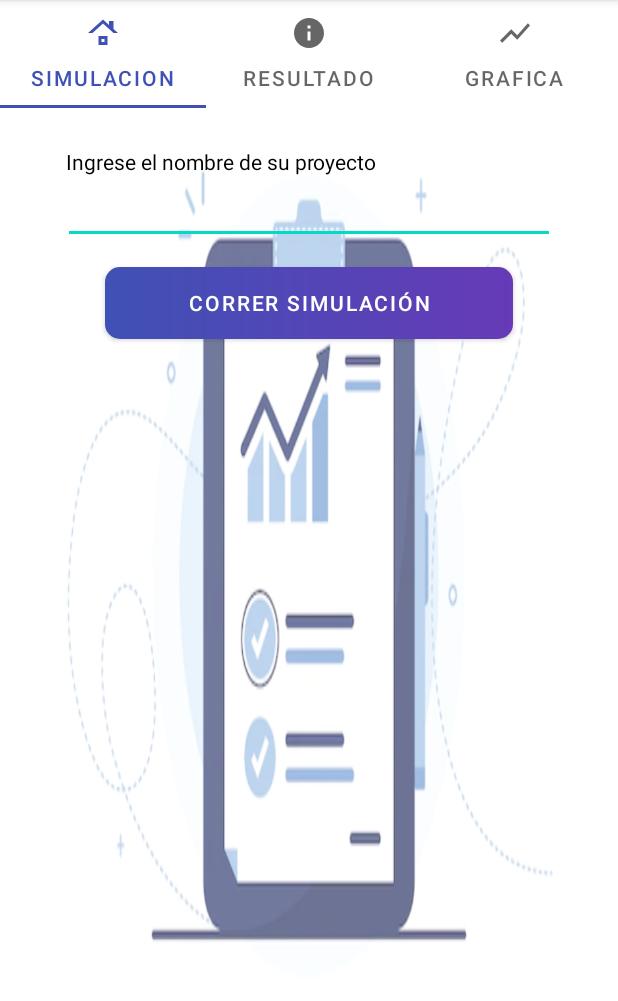
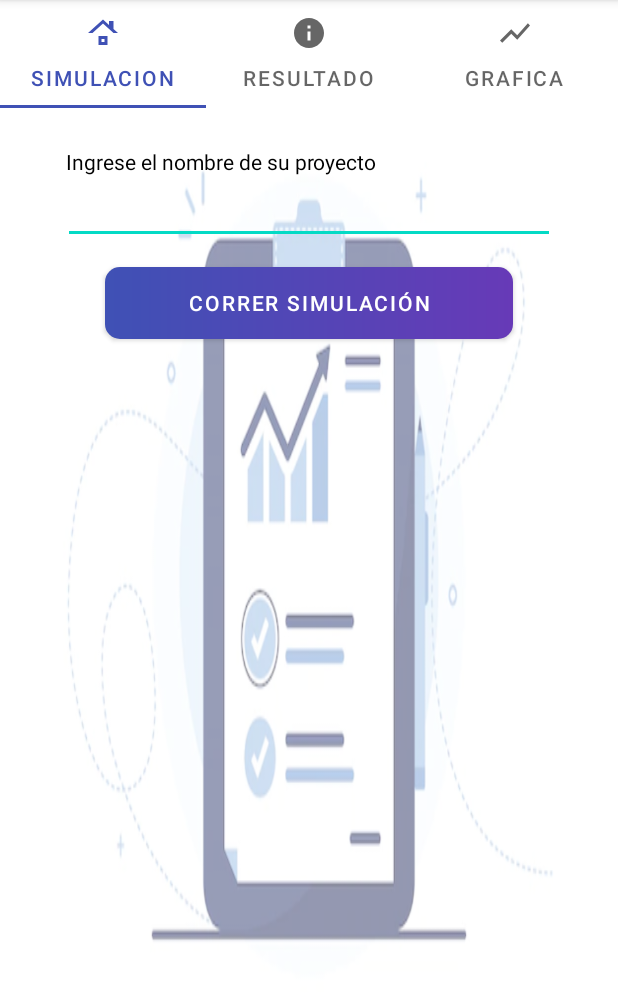
Before and after one commit to borisumss/SimuladorPlanDeNegocios, an Android app: the screen it shows after launch (MenuSimulacion2), after a tap on "INICIAR SIMULACION PLAN DE NEGOCIOS", on a phone screen of 412 x 824 dp, the part 84-1085 px from its top. Run offline under Robolectric (Android 15) with nearby library versions, the phone set to English and light mode, and no system bars; our stand-ins replace Firebase (no records; nobody signed in at launch, a user with empty details on screens opened directly); libraries missing offline, so code that uses them is left out: com.itextpdf.text.

```diff
--- a/app/src/main/res/layout/fragment_simulacion.xml
+++ b/app/src/main/res/layout/fragment_simulacion.xml
@@ -5,7 +5,7 @@
     android:layout_width="match_parent"
     android:layout_height="match_parent"
     tools:context=".Modelo.Simulacion"
-    android:background="#52FFFFFF">
+    android:background="#80FFFFFF">
     <RelativeLayout
         android:layout_width="match_parent"
         android:layout_height="match_parent">
@@ -50,6 +50,18 @@
                 android:enabled="true"
                 android:text="Correr Simulación"
                 app:backgroundTint="@null" />
+
+            <ProgressBar
+                android:id="@+id/progressBar"
+                style="@android:style/Widget.DeviceDefault.Light.ProgressBar"
+                android:layout_width="match_parent"
+                android:layout_height="60dp"
+                android:layout_marginStart="70dp"
+                android:layout_marginTop="150dp"
+                android:layout_marginEnd="70dp"
+                android:max="100"
+                android:visibility="invisible" />
         </LinearLayout>
+
     </RelativeLayout>
 </FrameLayout>
```
Also changed, not shown: app/src/main/java/com/example/simuladorplandenegocios/Controlador/Triangular.java (+36 -7 lines), app/src/main/java/com/example/simuladorplandenegocios/Modelo/Simulacion.java (+20 -8 lines), app/src/main/res/layout/fragment_resultados.xml (+10 -6 lines).
